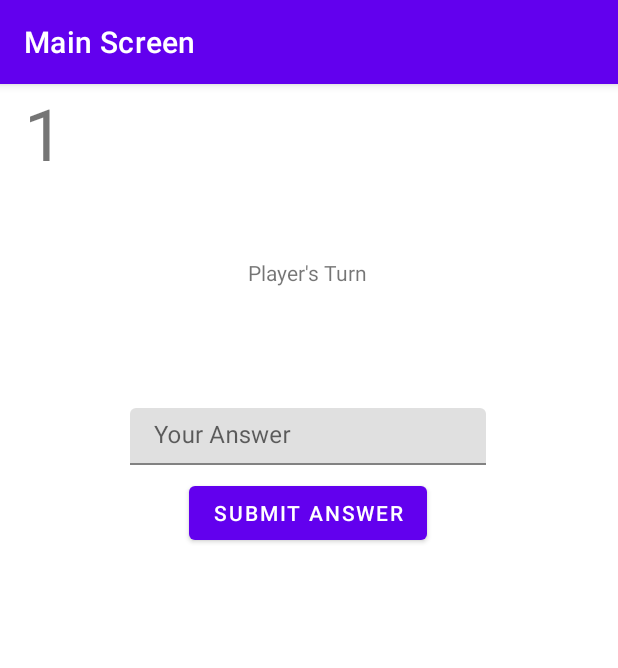
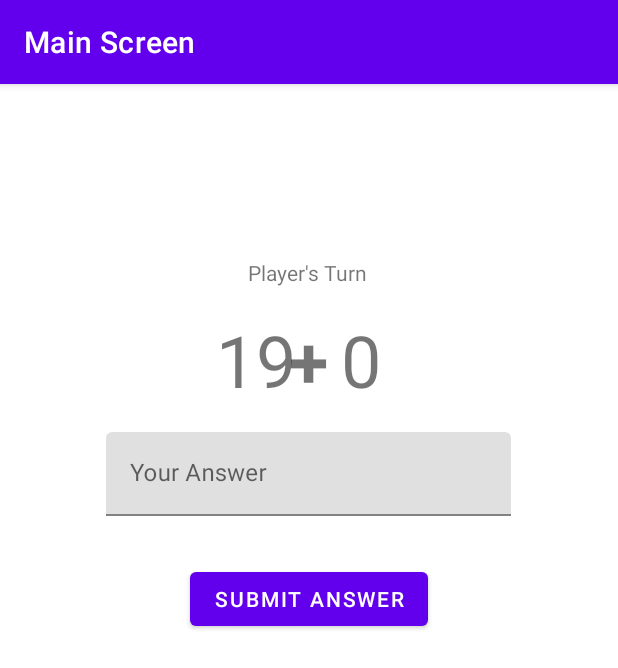
Before and after one commit to Exylan12/ANMP160420069Week2, an Android app: the fragment GameFragment placed in its activity, on a phone screen of 412 x 824 dp. Shown: the top 668 px of the screen. Run offline under Robolectric (Android 15) with nearby library versions, the phone set to English and light mode, and no system bars; our stand-ins replace navigation-ui.

Commit message:
ANMP Homework Final

```diff
--- a/app/src/main/java/com/example/adv160420069week2/GameFragment.kt
+++ b/app/src/main/java/com/example/adv160420069week2/GameFragment.kt
@@ -8,6 +8,8 @@ import android.view.ViewGroup
 import android.widget.Button
 import android.widget.TextView
 import androidx.navigation.Navigation
+import kotlin.random.Random
+import kotlin.random.nextInt
 
 /**
  * A simple [Fragment] subclass.
@@ -34,7 +36,26 @@ class GameFragment : Fragment() {
         }
         val txtNumber1 = view.findViewById<TextView>(R.id.txtNumber1)
         val txtNumber2 = view.findViewById<TextView>(R.id.txtNumber2)
+        txtNumber1.text = Random.nextInt(20).toString()
+        txtNumber2.text = Random.nextInt(20).toString()
+        var point = 0
 
+        val btnSubmit = view.findViewById<Button>(R.id.btnSubmit)
+        btnSubmit.setOnClickListener {
+            val txtAnswer = view.findViewById<TextView>(R.id.txtAnswer)
+            val answer = Integer.parseInt(txtAnswer.text.toString())
+            val finAnswer = Integer.parseInt(txtNumber1.text.toString()) + Integer.parseInt(txtNumber2.text.toString())
+            if (answer == finAnswer){
+                txtNumber1.text = Random.nextInt(20).toString()
+                txtNumber2.text = Random.nextInt(20).toString()
+                point += 1
+            }
+            else{
+                val totalPoint = point.toString()
+                val actionPoint = GameFragmentDirections.actionResultFragment(totalPoint.toString())
+                Navigation.findNavController(it).navigate(actionPoint)
+            }
+        }
     }
 
 }
--- a/app/src/main/res/layout/fragment_game.xml
+++ b/app/src/main/res/layout/fragment_game.xml
@@ -12,8 +12,8 @@
 
         <com.google.android.material.textfield.TextInputLayout
             android:id="@+id/textInputLayout"
-            android:layout_width="237dp"
-            android:layout_height="38dp"
+            android:layout_width="270dp"
+            android:layout_height="79dp"
             android:layout_marginTop="16dp"
             android:hint="Your Answer"
             app:hintAnimationEnabled="true"
@@ -40,7 +40,7 @@
             app:layout_constraintTop_toTopOf="parent" />
 
         <Button
-            android:id="@+id/btnBack"
+            android:id="@+id/btnSubmit"
             android:layout_width="wrap_content"
             android:layout_height="wrap_content"
             android:layout_marginTop="8dp"
@@ -53,31 +53,37 @@
             android:id="@+id/txtNumber1"
             android:layout_width="wrap_content"
             android:layout_height="wrap_content"
-            android:layout_marginEnd="16dp"
+            android:layout_marginTop="16dp"
+            android:layout_marginEnd="70dp"
             android:text="1"
             android:textSize="48sp"
-            app:layout_constraintEnd_toStartOf="@+id/textView3"
-            tools:layout_editor_absoluteY="135dp" />
+            app:layout_constraintEnd_toEndOf="@+id/txtTurn"
+            app:layout_constraintStart_toStartOf="@+id/txtTurn"
+            app:layout_constraintTop_toBottomOf="@+id/txtTurn" />
 
         <TextView
             android:id="@+id/txtNumber2"
             android:layout_width="wrap_content"
             android:layout_height="wrap_content"
-            android:layout_marginStart="16dp"
+            android:layout_marginStart="70dp"
+            android:layout_marginTop="16dp"
             android:text="1"
             android:textSize="48sp"
-            app:layout_constraintStart_toEndOf="@+id/textView3"
-            tools:layout_editor_absoluteY="135dp" />
+            app:layout_constraintEnd_toEndOf="@+id/txtTurn"
+            app:layout_constraintStart_toStartOf="@+id/txtTurn"
+            app:layout_constraintTop_toBottomOf="@+id/txtTurn" />
 
         <TextView
             android:id="@+id/textView3"
             android:layout_width="wrap_content"
             android:layout_height="wrap_content"
+            android:layout_marginTop="16dp"
+            android:text="+"
             android:textSize="48sp"
             android:textStyle="bold"
-            app:layout_constraintTop_toBottomOf="@+id/txtTurn"
-            tools:layout_editor_absoluteX="192dp"
-            tools:text="+" />
+            app:layout_constraintEnd_toEndOf="@+id/txtTurn"
+            app:layout_constraintStart_toStartOf="@+id/txtTurn"
+            app:layout_constraintTop_toBottomOf="@+id/txtTurn" />
 
     </androidx.constraintlayout.widget.ConstraintLayout>
 </FrameLayout>
--- a/app/src/main/res/navigation/game_navigation.xml
+++ b/app/src/main/res/navigation/game_navigation.xml
@@ -21,11 +21,23 @@
         android:name="com.example.adv160420069week2.GameFragment"
         android:label="Game Screen"
         tools:layout="@layout/fragment_game" >
+        <argument
+            android:name="player_name"
+            app:argType="string" />
+        <action
+            android:id="@+id/actionResultFragment"
+            app:destination="@id/resultFragment" />
+    </fragment>
+    <fragment
+        android:id="@+id/resultFragment"
+        android:name="com.example.adv160420069week2.ResultFragment"
+        android:label="Result Screen"
+        tools:layout="@layout/fragment_result">
         <action
             android:id="@+id/actionMainFragment"
             app:destination="@id/mainFragment" />
         <argument
-            android:name="player_name"
+            android:name="total_point"
             app:argType="string" />
     </fragment>
 </navigation>
```
Also changed, not shown: app/src/main/java/com/example/adv160420069week2/ResultFragment.kt (added, +45 -0 lines), app/src/main/res/layout/fragment_result.xml (added, +49 -0 lines).
